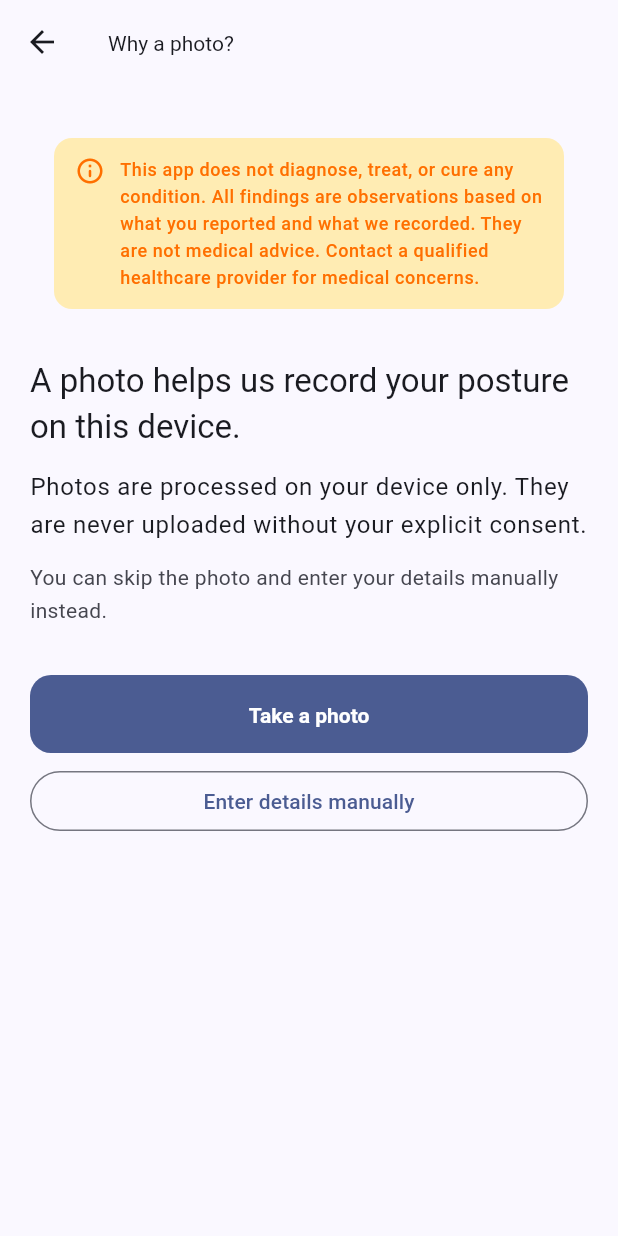
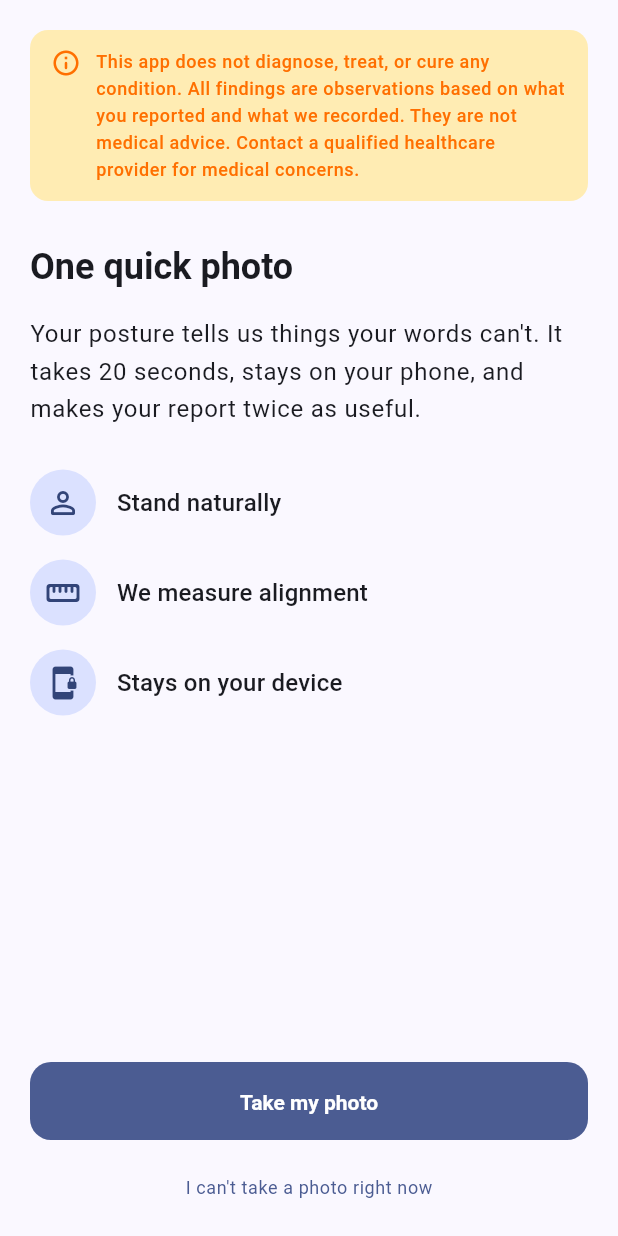
Before and after one commit to Duynguyen0106/MSK-Photo-App-, a Flutter app: the WhyPhotoScreen screen opened by its route, on a phone screen of 412 x 824 dp. Run offline on Flutter 3.47's test engine with Material 3 defaults, Android fonts, the phone set to English and light mode, and no system bars; our stand-ins replace camera, csv, fl_chart, flutter_secure_storage, hive_flutter, path_drawing and 4 more; missing offline and left inert: google_mlkit_pose_detection; accounts and stored records are empty.

Commit message:
Build why-photo screen with camera permission and analytics
- Title, body copy, and three icon rows explaining the photo step
- Request camera permission before navigating to capture
- Fallback link to manual entry; log why_photo_shown on appear
- Add permission_handler and platform camera permissions

Co-authored-by: Duynguyen0106 <Duynguyen0106@users.noreply.github.com>

```diff
--- a/apps/patient/lib/screens/why_photo_screen.dart
+++ b/apps/patient/lib/screens/why_photo_screen.dart
@@ -1,51 +1,151 @@
 import 'package:flutter/material.dart';
-import 'package:msk_core/msk_core.dart';
+import 'package:permission_handler/permission_handler.dart';
 
 import '../routes.dart';
+import '../services/analytics_service.dart';
 import '../widgets/disclaimer_banner.dart';
 
-class WhyPhotoScreen extends StatelessWidget {
+class WhyPhotoScreen extends StatefulWidget {
   const WhyPhotoScreen({super.key});
+
+  @override
+  State<WhyPhotoScreen> createState() => _WhyPhotoScreenState();
+}
+
+class _WhyPhotoScreenState extends State<WhyPhotoScreen> {
+  bool _requestingPermission = false;
+
+  @override
+  void initState() {
+    super.initState();
+    AnalyticsService.instance.logEvent('why_photo_shown');
+  }
+
+  Future<void> _takePhoto() async {
+    setState(() => _requestingPermission = true);
+
+    final status = await Permission.camera.request();
+
+    if (!mounted) return;
+    setState(() => _requestingPermission = false);
+
+    if (status.isGranted) {
+      Navigator.pushNamed(context, AppRoutes.capture);
+      return;
+    }
+
+    final message = status.isPermanentlyDenied
+        ? 'Camera access is blocked. Enable it in Settings or use manual entry.'
+        : 'Camera permission is needed to take a photo.';
+
+    ScaffoldMessenger.of(context).showSnackBar(SnackBar(content: Text(message)));
+  }
 
   @override
   Widget build(BuildContext context) {
     final theme = Theme.of(context);
+
     return Scaffold(
-      appBar: AppBar(title: const Text('Why a photo?')),
-      body: ListView(
+      body: SafeArea(
+        child: Column(
+          crossAxisAlignment: CrossAxisAlignment.stretch,
+          children: [
+            Expanded(
+              child: ListView(
                 padding: const EdgeInsets.all(20),
                 children: [
-          const DisclaimerBanner(),
+                  const DisclaimerBanner(padding: EdgeInsets.zero),
+                  const SizedBox(height: 28),
+                  Text(
+                    'One quick photo',
+                    style: theme.textTheme.headlineSmall?.copyWith(
+                      fontWeight: FontWeight.w700,
+                    ),
+                  ),
                   const SizedBox(height: 16),
                   Text(
-            'A photo helps us record your posture on this device.',
-            style: theme.textTheme.titleLarge,
-          ),
-          const SizedBox(height: 12),
-          Text(
-            MskConstants.disclaimerPhoto,
+                    'Your posture tells us things your words can\'t. It takes '
+                    '20 seconds, stays on your phone, and makes your report '
+                    'twice as useful.',
                     style: theme.textTheme.bodyLarge,
                   ),
-          const SizedBox(height: 12),
-          Text(
-            'You can skip the photo and enter your details manually instead.',
-            style: theme.textTheme.bodyMedium?.copyWith(
-              color: theme.colorScheme.onSurfaceVariant,
+                  const SizedBox(height: 28),
+                  _IconRow(
+                    icon: Icons.person_outline_rounded,
+                    label: 'Stand naturally',
+                  ),
+                  const SizedBox(height: 16),
+                  _IconRow(
+                    icon: Icons.straighten_rounded,
+                    label: 'We measure alignment',
+                  ),
+                  const SizedBox(height: 16),
+                  _IconRow(
+                    icon: Icons.phonelink_lock_rounded,
+                    label: 'Stays on your device',
+                  ),
+                ],
               ),
             ),
-          const SizedBox(height: 32),
-          FilledButton(
-            onPressed: () => Navigator.pushNamed(context, AppRoutes.capture),
-            child: const Text('Take a photo'),
+            Padding(
+              padding: const EdgeInsets.fromLTRB(20, 0, 20, 8),
+              child: FilledButton(
+                onPressed: _requestingPermission ? null : _takePhoto,
+                child: _requestingPermission
+                    ? const SizedBox(
+                        height: 20,
+                        width: 20,
+                        child: CircularProgressIndicator(strokeWidth: 2),
+                      )
+                    : const Text('Take my photo'),
+              ),
+            ),
+            Center(
+              child: TextButton(
+                onPressed: () =>
+                    Navigator.pushNamed(context, AppRoutes.captureFallback),
+                style: TextButton.styleFrom(
+                  textStyle: theme.textTheme.bodySmall,
+                ),
+                child: const Text('I can\'t take a photo right now'),
+              ),
             ),
             const SizedBox(height: 8),
-          OutlinedButton(
-            onPressed: () =>
-                Navigator.pushNamed(context, AppRoutes.captureFallback),
-            child: const Text('Enter details manually'),
+          ],
         ),
-        ],
       ),
     );
   }
 }
+
+class _IconRow extends StatelessWidget {
+  const _IconRow({required this.icon, required this.label});
+
+  final IconData icon;
+  final String label;
+
+  @override
+  Widget build(BuildContext context) {
+    final theme = Theme.of(context);
+
+    return Row(
+      children: [
+        CircleAvatar(
+          radius: 22,
+          backgroundColor: theme.colorScheme.primaryContainer,
+          child: Icon(
+            icon,
+            color: theme.colorScheme.onPrimaryContainer,
+          ),
+        ),
+        const SizedBox(width: 14),
+        Expanded(
+          child: Text(
+            label,
+            style: theme.textTheme.titleMedium,
+          ),
+        ),
+      ],
+    );
+  }
+}
--- /dev/null
+++ b/apps/patient/lib/services/analytics_service.dart
@@ -0,0 +1,16 @@
+import 'package:flutter/foundation.dart';
+
+/// Lightweight analytics logger for patient app events.
+class AnalyticsService {
+  AnalyticsService._();
+
+  static final AnalyticsService instance = AnalyticsService._();
+
+  void logEvent(String name, [Map<String, Object?>? parameters]) {
+    if (kDebugMode) {
+      final suffix =
+          parameters == null || parameters.isEmpty ? '' : ' $parameters';
+      debugPrint('[Analytics] $name$suffix');
+    }
+  }
+}
--- a/apps/patient/pubspec.yaml
+++ b/apps/patient/pubspec.yaml
@@ -14,6 +14,7 @@ dependencies:
     path: ../../packages/msk_core
   provider: ^6.1.2
   camera: ^0.11.0+2
+  permission_handler: ^11.3.1
   cupertino_icons: ^1.0.8
   path_drawing: ^1.0.1
   xml: ^6.5.0
```
Also changed, not shown: 2 other files. Lines whose indentation alone changed are shown as unchanged.
